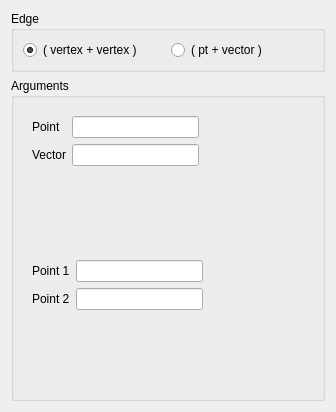
This is src/HEXABLOCKGUI/Edge_QTD.ui in SalomePlatform/hexablock as Qt 5 draws it before an edit. The edited form follows.
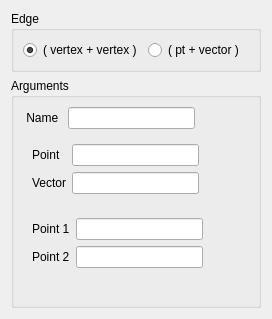
This is the edited form.

Commit message: added: - rename elt of documents. - clear associations ( popup ). fixed: - idl : getAssociations ( vertex, edge, quad ). new field ( "ior" ) added to Shape class

Diff of the .ui file:
```diff
--- a/src/HEXABLOCKGUI/Edge_QTD.ui
+++ b/src/HEXABLOCKGUI/Edge_QTD.ui
@@ -9,8 +9,8 @@
    <rect>
     <x>0</x>
     <y>0</y>
-    <width>336</width>
-    <height>412</height>
+    <width>272</width>
+    <height>319</height>
    </rect>
   </property>
   <property name="windowTitle">
@@ -66,8 +66,31 @@
      <property name="title">
       <string>Arguments</string>
      </property>
-     <layout class="QVBoxLayout" name="verticalLayout_3">
-      <item>
+     <layout class="QFormLayout" name="formLayout_3">
+      <item row="0" column="0">
+       <widget class="QLabel" name="label_6">
+        <property name="text">
+         <string> Name </string>
+        </property>
+       </widget>
+      </item>
+      <item row="0" column="1">
+       <widget class="QLineEdit" name="name_le">
+        <property name="sizePolicy">
+         <sizepolicy hsizetype="Preferred" vsizetype="Fixed">
+          <horstretch>0</horstretch>
+          <verstretch>0</verstretch>
+         </sizepolicy>
+        </property>
+        <property name="maximumSize">
+         <size>
+          <width>127</width>
+          <height>16777215</height>
+         </size>
+        </property>
+       </widget>
+      </item>
+      <item row="1" column="0" colspan="2">
        <widget class="QWidget" name="widget" native="true">
         <layout class="QFormLayout" name="formLayout">
          <item row="0" column="0">
@@ -113,7 +136,7 @@
         </layout>
        </widget>
       </item>
-      <item>
+      <item row="2" column="0" colspan="2">
        <widget class="QWidget" name="widget_2" native="true">
         <layout class="QFormLayout" name="formLayout_2">
          <item row="0" column="0">
```
The commit also changes 20 other files.
